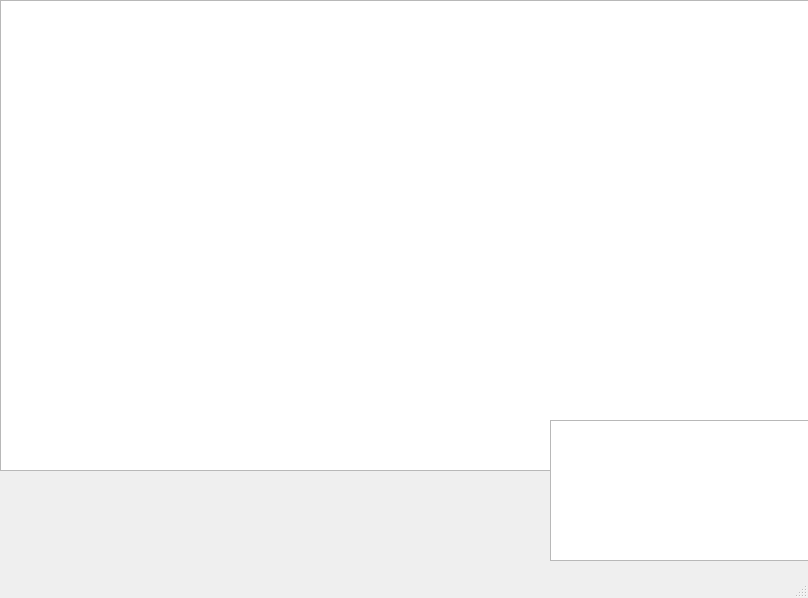
Qt form mainwindow.ui (tzAcee/qt_IDE) before a commit.
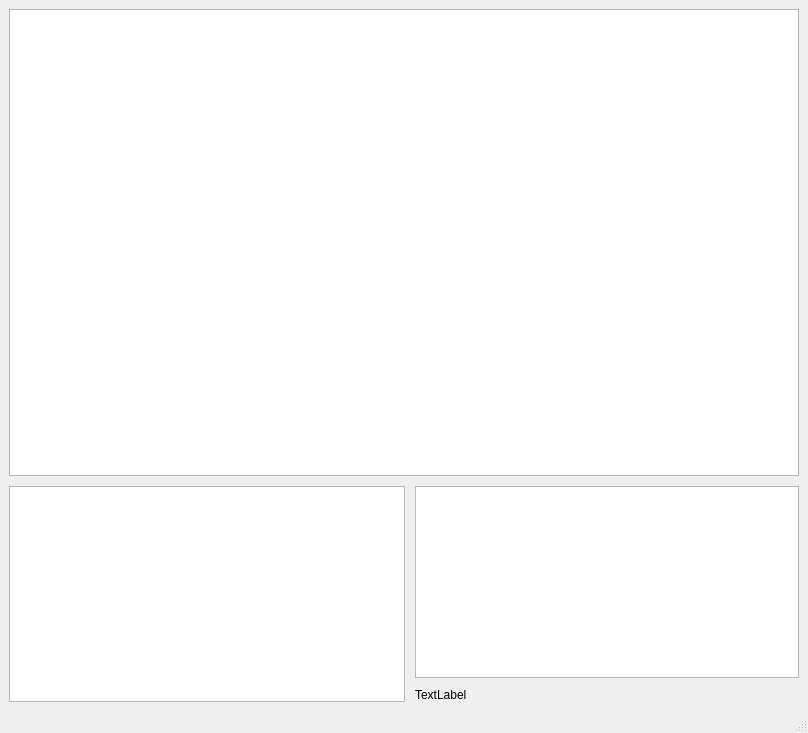
The same form after that commit. Custom widgets are drawn as their Qt base class.

```diff
--- a/mainwindow.ui
+++ b/mainwindow.ui
@@ -7,7 +7,7 @@
     <x>0</x>
     <y>0</y>
     <width>808</width>
-    <height>598</height>
+    <height>733</height>
    </rect>
   </property>
   <property name="sizePolicy">
@@ -26,26 +26,51 @@
      <verstretch>0</verstretch>
     </sizepolicy>
    </property>
-   <widget class="Editor" name="editor">
-    <property name="geometry">
-     <rect>
-      <x>0</x>
-      <y>0</y>
-      <width>811</width>
-      <height>471</height>
-     </rect>
+   <layout class="QVBoxLayout" name="verticalLayout_2" stretch="16,0">
+    <property name="spacing">
+     <number>10</number>
     </property>
-   </widget>
-   <widget class="Explorer" name="treeView">
-    <property name="geometry">
-     <rect>
-      <x>550</x>
-      <y>420</y>
-      <width>261</width>
-      <height>141</height>
-     </rect>
-    </property>
-   </widget>
+    <item>
+     <widget class="Editor" name="editor"/>
+    </item>
+    <item>
+     <layout class="QHBoxLayout" name="horizontalLayout" stretch="0,0">
+      <property name="sizeConstraint">
+       <enum>QLayout::SetDefaultConstraint</enum>
+      </property>
+      <item>
+       <widget class="QConsoleWidget" name="textEdit"/>
+      </item>
+      <item>
+       <layout class="QVBoxLayout" name="verticalLayout" stretch="0,0">
+        <item alignment="Qt::AlignRight">
+         <widget class="Explorer" name="treeView">
+          <property name="minimumSize">
+           <size>
+            <width>384</width>
+            <height>0</height>
+           </size>
+          </property>
+         </widget>
+        </item>
+        <item>
+         <widget class="QLabel" name="label">
+          <property name="font">
+           <font/>
+          </property>
+          <property name="text">
+           <string>TextLabel</string>
+          </property>
+          <property name="wordWrap">
+           <bool>true</bool>
+          </property>
+         </widget>
+        </item>
+       </layout>
+      </item>
+     </layout>
+    </item>
+   </layout>
   </widget>
   <widget class="QMenuBar" name="menubar">
    <property name="geometry">
@@ -70,6 +95,21 @@
    <extends>QTreeView</extends>
    <header>explorer.h</header>
   </customwidget>
+  <customwidget>
+   <class>mainStatus</class>
+   <extends>QStatusBar</extends>
+   <header>mainstatus.h</header>
+  </customwidget>
+  <customwidget>
+   <class>mainMenu</class>
+   <extends>QMenuBar</extends>
+   <header>mainmenu.h</header>
+  </customwidget>
+  <customwidget>
+   <class>QConsoleWidget</class>
+   <extends>QTextEdit</extends>
+   <header>qconsolewidget.h</header>
+  </customwidget>
  </customwidgets>
  <resources/>
  <connections/>
```
Left out of the diff: 15 changed lines with no effect on the pictures.
